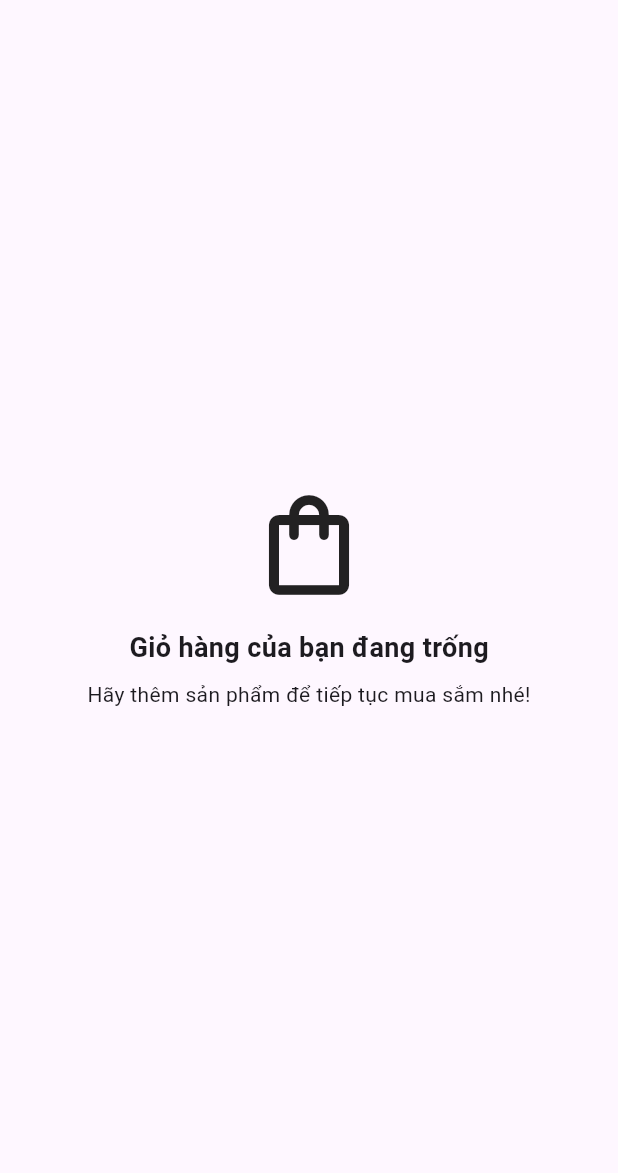
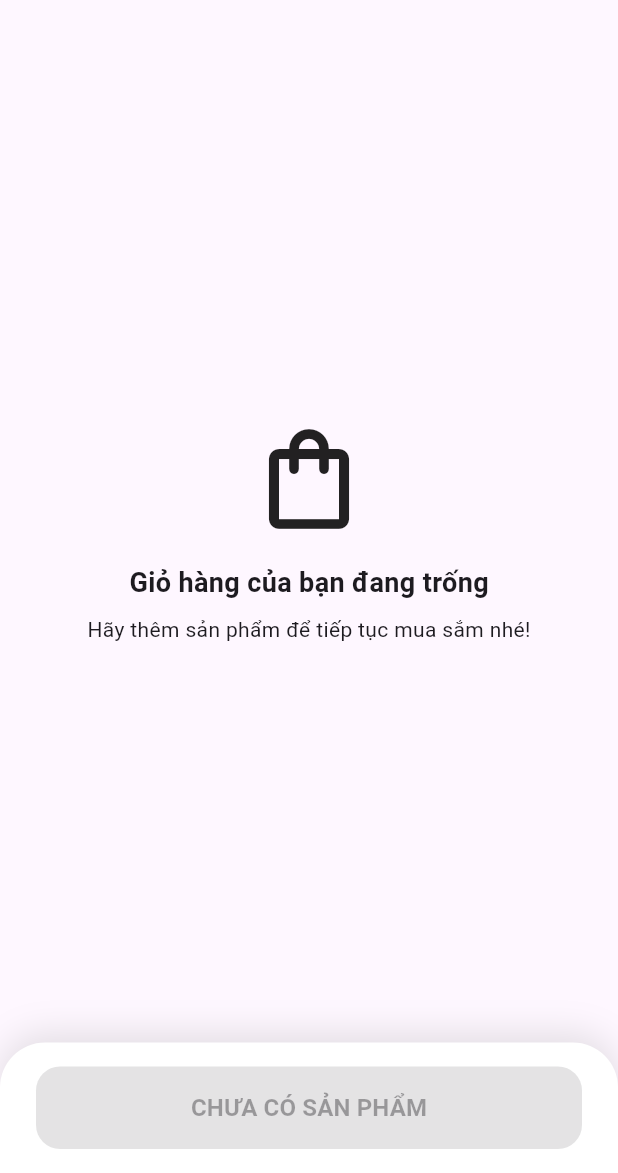
Before and after one commit to Chinhchinhs/local_mart_group3, a Flutter app: the screen it shows after launch, on a phone screen of 412 x 824 dp, the part 63-1236 px from its top. Run offline on Flutter 3.47's test engine with Material 3 defaults, Android fonts, the phone set to English and light mode, and no system bars; our stand-ins replace equatable, flutter_bloc.

Commit message:
luu tam code de keo code moi ve

```diff
--- a/lib/features/cart/presentation/cart_screen.dart
+++ b/lib/features/cart/presentation/cart_screen.dart
@@ -2,6 +2,7 @@ import 'package:flutter/material.dart';
 import 'package:flutter_bloc/flutter_bloc.dart';
 import '../domain/entities/cart_item_entity.dart';
 import 'bloc/cart_bloc.dart';
+import '../../checkout/presentation/checkout_screen.dart';
 
 class CartScreen extends StatelessWidget {
   const CartScreen({super.key});
@@ -103,72 +104,50 @@ class CartScreen extends StatelessWidget {
       ),
       bottomNavigationBar: BlocBuilder<CartBloc, CartState>(
         builder: (context, state) {
-        if (state.items.isEmpty) return const SizedBox.shrink();
-
           return Container(
-          // SỬA LỖI 1: Bắt buộc phải có màu nền trắng để chữ không bị mờ và lẩn vào bóng đổ
             decoration: BoxDecoration(
               color: Colors.white,
               borderRadius: const BorderRadius.vertical(top: Radius.circular(30)),
               boxShadow: [
                 BoxShadow(
-                color: Colors.grey.withOpacity(0.3), // Bóng đổ nhạt và sang hơn
+                  color: Colors.grey.withOpacity(0.3),
                   blurRadius: 20,
                   offset: const Offset(0, -5),
                 )
               ],
             ),
-          // SỬA LỖI 2: Dùng SafeArea bọc ngoài Padding để chữ không bị lún xuống đáy màn hình
             child: SafeArea(
               child: Padding(
                 padding: const EdgeInsets.symmetric(horizontal: 24, vertical: 16),
-              child: state.isSelectionMode
-                  ? SizedBox(
-                width: double.infinity,
-                child: ElevatedButton.icon(
-                  style: ElevatedButton.styleFrom(
-                    backgroundColor: state.selectedItemIds.isEmpty ? Colors.grey.shade400 : Colors.red,
-                    foregroundColor: Colors.white,
-                    padding: const EdgeInsets.symmetric(vertical: 16),
-                    shape: RoundedRectangleBorder(borderRadius: BorderRadius.circular(16)),
-                  ),
-                  icon: const Icon(Icons.delete_forever, size: 24),
-                  label: Text('XÓA ${state.selectedItemIds.length} MÓN ĐÃ CHỌN', style: const TextStyle(fontSize: 16, fontWeight: FontWeight.bold)),
-                  onPressed: state.selectedItemIds.isEmpty
-                      ? null
-                      : () => context.read<CartBloc>().add(DeleteSelectedItemsEvent()),
-                ),
-              )
-                  : Row(
-                mainAxisAlignment: MainAxisAlignment.spaceBetween,
-                crossAxisAlignment: CrossAxisAlignment.center, // Ép 2 bên căn giữa cho đều
-                children: [
-                  Column(
-                    mainAxisSize: MainAxisSize.min,
-                    crossAxisAlignment: CrossAxisAlignment.start,
-                    children: [
-                      const Text('Tổng thanh toán:', style: TextStyle(fontSize: 14, color: Colors.grey)), // Tô màu xám thanh lịch
-                      const SizedBox(height: 4),
-                      Text(
-                        '${state.totalPrice} VND',
-                        style: const TextStyle(fontSize: 22, fontWeight: FontWeight.bold, color: Colors.red), // Chữ tiền đỏ rực lên cho nổi
-                      ),
-                    ],
-                  ),
-                  ElevatedButton(
+                child: ElevatedButton(
                   style: ElevatedButton.styleFrom(
                     backgroundColor: Colors.blueAccent,
                     foregroundColor: Colors.white,
-                      padding: const EdgeInsets.symmetric(horizontal: 32, vertical: 16),
-                      shape: RoundedRectangleBorder(borderRadius: BorderRadius.circular(16)),
-                      elevation: 3,
+                    padding: const EdgeInsets.symmetric(vertical: 16),
+                    shape: RoundedRectangleBorder(
+                      borderRadius: BorderRadius.circular(16),
                     ),
-                    onPressed: () {
-                      ScaffoldMessenger.of(context).showSnackBar(const SnackBar(content: Text('Sắp chuyển sang màn hình Checkout...')));
+                  ),
+                  onPressed: state.items.isEmpty
+                      ? null
+                      : () {
+                    Navigator.push(
+                      context,
+                      MaterialPageRoute(
+                        builder: (_) => CheckoutScreen(
+                          items: state.items,
+                          totalPrice: state.totalPrice,
+                        ),
+                      ),
+                    );
                   },
-                    child: const Text('MUA HÀNG', style: TextStyle(fontSize: 16, fontWeight: FontWeight.bold)),
-                  )
-                ],
+                  child: Text(
+                    state.items.isEmpty
+                        ? "CHƯA CÓ SẢN PHẨM"
+                        : "MUA HÀNG",
+                    style: const TextStyle(
+                        fontSize: 16, fontWeight: FontWeight.bold),
+                  ),
                 ),
               ),
             ),
--- a/lib/main.dart
+++ b/lib/main.dart
@@ -3,6 +3,7 @@ import 'package:flutter_bloc/flutter_bloc.dart';
 import 'features/cart/domain/usecases/add_to_cart_usecase.dart';
 import 'features/cart/presentation/bloc/cart_bloc.dart';
 import 'features/cart/presentation/cart_screen.dart';
+
 
 void main() {
   runApp(const LocalMartApp());
```
Also changed, not shown: lib/features/cart/presentation/bloc/cart_bloc.dart (+9 -1 lines), lib/features/checkout/domain/usecases/process_checkout_usecase.dart (added, +9 -0 lines), lib/features/checkout/presentation/bloc/checkout_bloc.dart (added, +48 -0 lines), lib/features/checkout/presentation/checkout_screen.dart (added, +185 -0 lines). Lines whose indentation alone changed are shown as unchanged.
